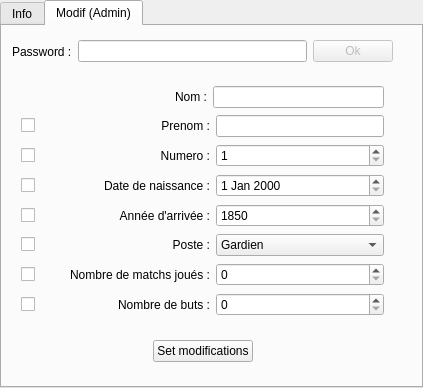
This is SQLite-test/player_info.ui in farid67/Projet_bdm as Qt 5 draws it before an edit. The edited form follows.
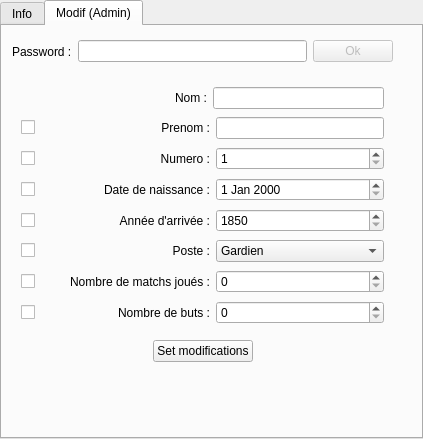
This is the edited form.

Diff of the .ui file:
```diff
--- a/SQLite-test/player_info.ui
+++ b/SQLite-test/player_info.ui
@@ -7,7 +7,7 @@
     <x>0</x>
     <y>0</y>
     <width>423</width>
-    <height>388</height>
+    <height>439</height>
    </rect>
   </property>
   <property name="windowTitle">
@@ -177,7 +177,7 @@
     </layout>
    </widget>
   </widget>
-  <widget class="QWidget" name="tab">
+  <widget class="QWidget" name="tab_modif">
    <attribute name="title">
     <string>Modif (Admin)</string>
    </attribute>
@@ -187,7 +187,7 @@
       <x>10</x>
       <y>50</y>
       <width>381</width>
-      <height>258</height>
+      <height>267</height>
      </rect>
     </property>
     <layout class="QHBoxLayout" name="horizontalLayout_2">
@@ -596,6 +596,28 @@
      </item>
     </layout>
    </widget>
+   <widget class="QWidget" name="horizontalLayoutWidget_4">
+    <property name="geometry">
+     <rect>
+      <x>10</x>
+      <y>350</y>
+      <width>381</width>
+      <height>41</height>
+     </rect>
+    </property>
+    <layout class="QHBoxLayout" name="horizontalLayout_5">
+     <item>
+      <widget class="QLabel" name="Informations">
+       <property name="enabled">
+        <bool>false</bool>
+       </property>
+       <property name="text">
+        <string/>
+       </property>
+      </widget>
+     </item>
+    </layout>
+   </widget>
   </widget>
  </widget>
  <resources/>
```
Left out of the diff: 4 changed lines with no effect on the pictures.
